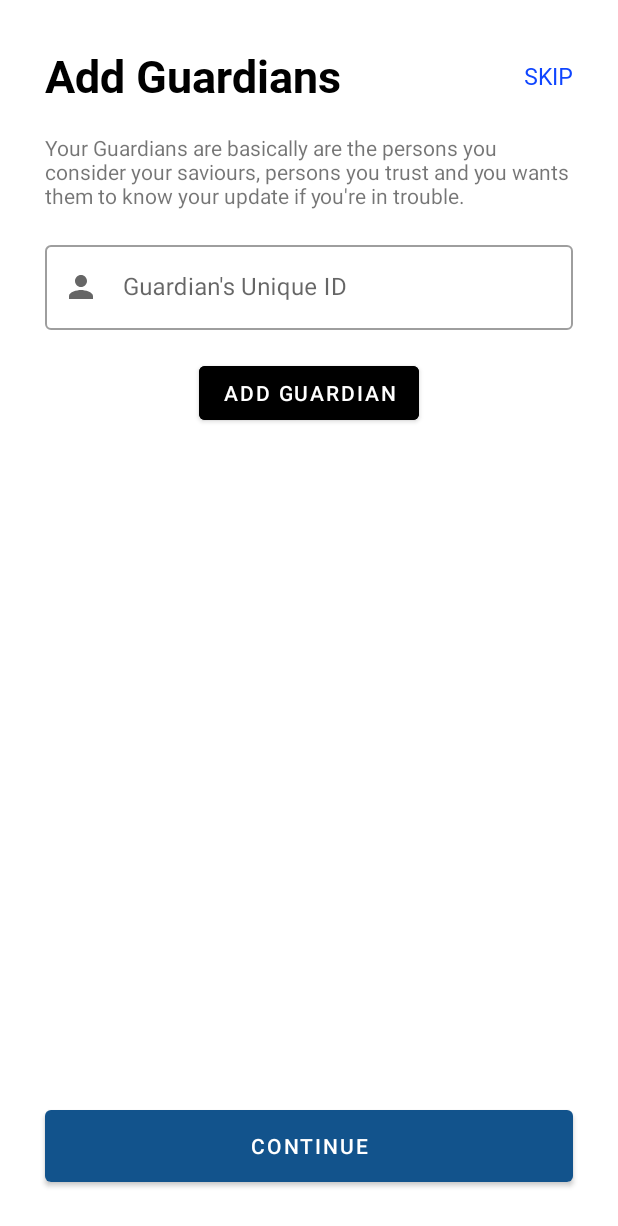
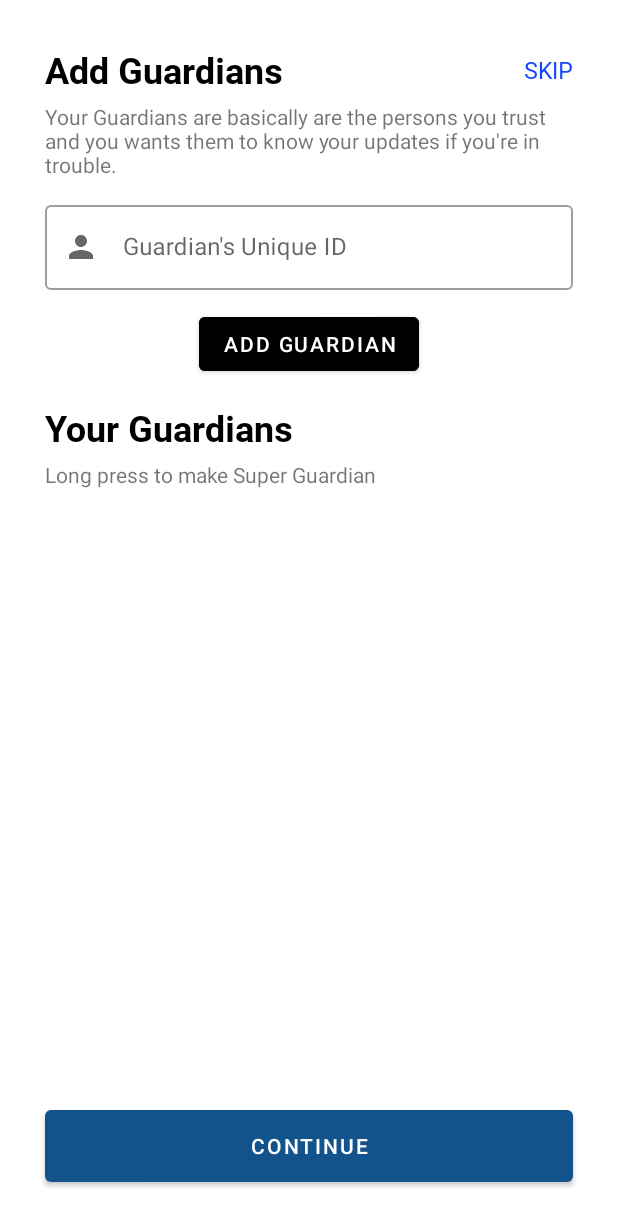
Before and after one commit to AvneetSingh2001/HerHero, an Android app built with Jetpack Compose: the DetailsGuardianFragment screen opened through its navigation route, on a phone screen of 412 x 824 dp. Shown: the top 1226 px of the screen. Run offline under Robolectric (Android 15) with nearby library versions, the phone set to English and light mode, and no system bars; our stand-ins replace Dagger/Hilt's generated code, Firebase (no records; nobody signed in at launch, a user with empty details on screens opened directly), navigation-ui.

Commit message:
Guardians

```diff
--- /dev/null
+++ b/app/src/main/java/com/avicodes/herhero/presentation/di/AdapterModule.kt
@@ -0,0 +1,21 @@
+package com.avicodes.herhero.presentation.di
+
+import android.app.Application
+import com.avicodes.herhero.presentation.ui.adapters.GuardiansAdapter
+import dagger.Module
+import dagger.Provides
+import dagger.hilt.InstallIn
+import dagger.hilt.components.SingletonComponent
+import javax.inject.Singleton
+
+
+@Module
+@InstallIn(SingletonComponent::class)
+class AdapterModule {
+
+    @Provides
+    @Singleton
+    fun provideGuardianAdapter(application: Application) : GuardiansAdapter {
+        return GuardiansAdapter(application)
+    }
+}
--- /dev/null
+++ b/app/src/main/java/com/avicodes/herhero/presentation/ui/adapters/GuardiansAdapter.kt
@@ -0,0 +1,73 @@
+package com.avicodes.herhero.presentation.ui.adapters
+
+import android.app.Application
+import android.view.LayoutInflater
+import android.view.OnReceiveContentListener
+import android.view.View
+import android.view.ViewGroup
+import androidx.compose.ui.graphics.Color
+import androidx.recyclerview.widget.AsyncListDiffer
+import androidx.recyclerview.widget.DiffUtil
+import androidx.recyclerview.widget.RecyclerView
+import com.avicodes.herhero.R
+import com.avicodes.herhero.data.models.Guardians
+import com.avicodes.herhero.databinding.ItemGuardianBinding
+import dagger.hilt.android.AndroidEntryPoint
+
+class GuardiansAdapter(
+    private val application: Application,
+): RecyclerView.Adapter<GuardiansAdapter.GuardianViewHolder>() {
+
+    private var callback = object : DiffUtil.ItemCallback<Guardians> (){
+        override fun areItemsTheSame(oldItem: Guardians, newitem: Guardians): Boolean {
+            return oldItem.id == newitem.id
+        }
+
+        override fun areContentsTheSame(oldItem: Guardians, newItem: Guardians): Boolean {
+            return oldItem == newItem
+        }
+
+    }
+
+    val differ = AsyncListDiffer(this, callback)
+
+    override fun onCreateViewHolder(parent: ViewGroup, viewType: Int): GuardianViewHolder {
+        val binding = ItemGuardianBinding.inflate(LayoutInflater.from(parent.context), parent, false)
+        return GuardianViewHolder(binding)
+    }
+
+    override fun getItemCount(): Int {
+        return differ.currentList.size
+    }
+
+    override fun onBindViewHolder(holder: GuardianViewHolder, position: Int) {
+        val guardians = differ.currentList[position]
+        holder.bind(guardians)
+    }
+
+    inner class GuardianViewHolder(private val binding: ItemGuardianBinding) : RecyclerView.ViewHolder(binding.root) {
+        fun bind(guardians: Guardians) {
+            binding.apply {
+                tvName.text = guardians.name
+                tvGid.text = guardians.phone
+                if(guardians.isSuperGuard) {
+                    superGuardView.visibility = View.VISIBLE
+                    guardianView.setCardBackgroundColor(application.getColor(R.color.main1))
+                }
+
+                deleteBtn.setOnClickListener {
+                    onItemClickListener?.let {
+                        it(guardians)
+                    }
+                }
+
+            }
+        }
+    }
+
+    private var onItemClickListener: ((Guardians) -> Unit)?= null
+    fun setOnItemClickListener(listener: (Guardians) -> Unit) {
+        onItemClickListener = listener
+    }
+
+}
--- a/app/src/main/java/com/avicodes/herhero/presentation/ui/authScreen/DetailsFragment.kt
+++ b/app/src/main/java/com/avicodes/herhero/presentation/ui/authScreen/DetailsFragment.kt
@@ -14,10 +14,11 @@ import com.avicodes.herhero.data.models.Users
 import com.avicodes.herhero.data.utils.Response
 import com.avicodes.herhero.data.utils.ValidateResponse
 import com.avicodes.herhero.databinding.FragmentDetailsBinding
+import dagger.hilt.android.AndroidEntryPoint
 import kotlinx.coroutines.flow.collectLatest
 import kotlinx.coroutines.launch
 
-
+@AndroidEntryPoint
 class DetailsFragment : Fragment() {
 
     private var _binding: FragmentDetailsBinding? = null
--- a/app/src/main/java/com/avicodes/herhero/presentation/ui/authScreen/DetailsGuardianFragment.kt
+++ b/app/src/main/java/com/avicodes/herhero/presentation/ui/authScreen/DetailsGuardianFragment.kt
@@ -1,19 +1,29 @@
 package com.avicodes.herhero.presentation.ui.authScreen
 
 import android.os.Bundle
+import android.util.Log
 import androidx.fragment.app.Fragment
 import android.view.LayoutInflater
 import android.view.View
 import android.view.ViewGroup
 import androidx.lifecycle.Observer
 import androidx.lifecycle.lifecycleScope
+import androidx.navigation.findNavController
 import androidx.recyclerview.widget.LinearLayoutManager
+import androidx.recyclerview.widget.RecyclerView.LayoutManager
 import com.avicodes.herhero.data.models.Guardians
 import com.avicodes.herhero.data.utils.Response
 import com.avicodes.herhero.databinding.FragmentDetailsGuardianBinding
+import com.avicodes.herhero.presentation.ui.adapters.GuardiansAdapter
+import com.google.firebase.auth.FirebaseAuth
+import dagger.hilt.android.AndroidEntryPoint
+import dagger.hilt.android.HiltAndroidApp
+import kotlinx.coroutines.Dispatchers
 import kotlinx.coroutines.launch
+import javax.inject.Inject
 
 
+@AndroidEntryPoint
 class DetailsGuardianFragment : Fragment() {
 
     private var _binding : FragmentDetailsGuardianBinding? = null
@@ -22,6 +32,12 @@ class DetailsGuardianFragment : Fragment() {
     private lateinit var viewModel: DetailsViewModel
 
     private var guardianList: List<Guardians>? = null
+
+    @Inject
+    lateinit var guardiansAdapter: GuardiansAdapter
+
+    @Inject
+    lateinit var auth: FirebaseAuth
 
     override fun onCreate(savedInstanceState: Bundle?) {
         super.onCreate(savedInstanceState)
@@ -41,17 +57,17 @@ class DetailsGuardianFragment : Fragment() {
         super.onViewCreated(view, savedInstanceState)
 
         viewModel = (activity as DetialsActivity).viewModel
-        initRecyelerView()
 
-        viewModel.getSavedGuardians().observe(viewLifecycleOwner) {
+        viewModel.getSavedGuardians().observe(requireActivity(), Observer {
             guardianList = it
-        }
+            guardiansAdapter.differ.submitList(guardianList)
+
+        })
+
+        initRecyclerView()
+        initList()
 
         binding.apply {
-
-            tvGid.setOnClickListener {
-                tvGid.isErrorEnabled = false
-            }
 
             buttonAddGuardian.setOnClickListener {
                 val gid = tvGid.editText?.text.toString()
@@ -61,17 +77,26 @@ class DetailsGuardianFragment : Fragment() {
                     viewModel.checkUser(gid)
                     viewModel.checkUserData.observe(requireActivity(), Observer {
                             when (it) {
-                                Response.Success("Not Exists") -> {
-                                    tvGid.error = "User Doesn't Exist"
+                                is Response.Success -> {
+                                    if(it.message == "Exists") {
+                                        lifecycleScope.launch(Dispatchers.IO) {
+                                            Log.e("MYTAG","Exists")
+                                            viewModel.updateLocalListGuardian(gid)
+                                            if(guardianList != null)
+                                                viewModel.updateUserGuardian(guardianList!!)
+                                        }
+
+                                    } else {
+                                            Log.e("MYTAG","Not Exists")
+                                            tvGid.error = "User Doesn't Exist"
+                                    }
+
                                 }
 
-                                Response.Success("Exists") -> {
-                                    lifecycleScope.launch {
-                                        viewModel.updateLocalListGuardian(gid)
-                                    }
+                                else -> {
+                                    Log.e("MYTAG","else")
+                                    tvGid.isErrorEnabled = false
                                 }
-
-                                else -> {}
                             }
                         })
                 }
@@ -80,16 +105,30 @@ class DetailsGuardianFragment : Fragment() {
             btnContinue.setOnClickListener {
                 if(guardianList != null)
                     viewModel.updateUserGuardian(guardianList!!)
+
+                val action = DetailsGuardianFragmentDirections.actionDetailsGuardianFragmentToHomeActivity()
+                requireView().findNavController().navigate(action)
+
             }
 
+        }
 
 
+        guardiansAdapter.setOnItemClickListener {
+            viewModel.deleteGuardian(it)
+        }
 
-
+    }
+    private fun initRecyclerView() {
+        binding.rvGuardians.apply {
+            adapter = guardiansAdapter
+            layoutManager = LinearLayoutManager(activity)
         }
     }
-    private fun initRecyelerView() {
 
+    private fun initList() {
+        if(guardianList != null)
+            viewModel.updateUserGuardian(guardianList!!)
     }
 
 
--- a/app/src/main/res/layout/fragment_details_guardian.xml
+++ b/app/src/main/res/layout/fragment_details_guardian.xml
@@ -19,7 +19,7 @@
             android:fontFamily="@font/roboto_bold"
             android:text="Add Guardians"
             android:textColor="@color/black"
-            android:textSize="30sp"
+            android:textSize="24sp"
             app:layout_constraintLeft_toLeftOf="parent"
             app:layout_constraintTop_toTopOf="parent" />
 
@@ -47,9 +47,9 @@
             android:layout_width="match_parent"
             android:layout_height="wrap_content"
             android:layout_marginLeft="30dp"
-            android:layout_marginTop="18dp"
+            android:layout_marginTop="5dp"
             android:layout_marginRight="30dp"
-            android:text="Your Guardians are basically are the persons you consider your saviours, persons you trust and you wants them to know your update if you're in trouble."
+            android:text="Your Guardians are basically are the persons you trust and you wants them to know your updates if you're in trouble."
             app:layout_constraintLeft_toLeftOf="parent"
             app:layout_constraintRight_toRightOf="parent"
             app:layout_constraintTop_toBottomOf="@id/tv"
@@ -62,7 +62,7 @@
             android:layout_width="match_parent"
             android:layout_height="wrap_content"
             android:layout_marginLeft="30dp"
-            android:layout_marginTop="18dp"
+            android:layout_marginTop="12dp"
             android:layout_marginRight="30dp"
             android:hint="Guardian's Unique ID"
             app:layout_constraintLeft_toLeftOf="parent"
@@ -81,7 +81,7 @@
             android:layout_width="wrap_content"
             android:layout_height="wrap_content"
             android:layout_marginLeft="30dp"
-            android:layout_marginTop="18dp"
+            android:layout_marginTop="12dp"
             android:layout_marginRight="30dp"
             android:backgroundTint="@color/black"
             android:text="ADD Guardian"
@@ -89,15 +89,46 @@
             app:layout_constraintRight_toRightOf="parent"
             app:layout_constraintTop_toBottomOf="@id/tvGid" />
 
+        <TextView
+            android:id="@+id/tv3"
+            android:layout_width="wrap_content"
+            android:layout_height="wrap_content"
+            android:layout_marginTop="15dp"
+            android:layout_marginLeft="30dp"
+            android:layout_marginRight="30dp"
+            android:fontFamily="@font/roboto_bold"
+            android:text="Your Guardians"
+            android:textColor="@color/black"
+            android:textSize="24sp"
+            app:layout_constraintTop_toBottomOf="@id/buttonAddGuardian"
+            app:layout_constraintLeft_toLeftOf="parent"
+            />
+
+        <TextView
+            android:id="@+id/tv4"
+            android:layout_width="match_parent"
+            android:layout_height="wrap_content"
+            android:layout_marginLeft="30dp"
+            android:layout_marginTop="5dp"
+            android:layout_marginRight="30dp"
+            android:text="Long press to make Super Guardian"
+            app:layout_constraintLeft_toLeftOf="parent"
+            app:layout_constraintRight_toRightOf="parent"
+            app:layout_constraintTop_toBottomOf="@id/tv3"
+
+            />
+
         <androidx.recyclerview.widget.RecyclerView
             android:layout_width="match_parent"
             android:layout_height="0dp"
-            android:layout_margin="30dp"
+            android:layout_marginLeft="30dp"
+            android:layout_marginRight="30dp"
+            android:layout_marginTop="5dp"
             android:paddingBottom="40dp"
             android:id="@+id/rvGuardians"
             tools:listitem="@layout/item_guardian"
             app:layout_constraintBottom_toBottomOf="parent"
-            app:layout_constraintTop_toBottomOf="@id/buttonAddGuardian"
+            app:layout_constraintTop_toBottomOf="@id/tv4"
             app:layout_constraintLeft_toLeftOf="parent"
             app:layout_constraintRight_toRightOf="parent"
             />
--- a/app/src/main/res/layout/item_guardian.xml
+++ b/app/src/main/res/layout/item_guardian.xml
@@ -6,7 +6,7 @@
     android:layout_height="wrap_content"
         app:layout_constraintTop_toBottomOf="@id/guardianTv"
         app:cardCornerRadius="10dp"
-        android:id="@+id/superGuard"
+        android:id="@+id/guardianView"
         android:layout_marginTop="10dp"
         app:layout_constraintLeft_toLeftOf="parent"
         app:layout_constraintRight_toRightOf="parent"
@@ -64,6 +64,7 @@
                 android:layout_height="wrap_content"
                 android:visibility="gone"
                 android:clickable="false"
+                android:id="@+id/superGuardView"
                 app:layout_constraintTop_toTopOf="@id/tvName"
                 app:layout_constraintLeft_toRightOf="@id/tvName"
                 android:src="@drawable/baseline_star_24"
--- a/app/src/main/res/navigation/details_nav_graph.xml
+++ b/app/src/main/res/navigation/details_nav_graph.xml
@@ -18,5 +18,14 @@
         android:id="@+id/detailsGuardianFragment"
         android:name="com.avicodes.herhero.presentation.ui.authScreen.DetailsGuardianFragment"
         android:label="fragment_details_guardian"
-        tools:layout="@layout/fragment_details_guardian" />
+        tools:layout="@layout/fragment_details_guardian" >
+        <action
+            android:id="@+id/action_detailsGuardianFragment_to_homeActivity"
+            app:destination="@id/homeActivity" />
+    </fragment>
+    <activity
+        android:id="@+id/homeActivity"
+        android:name="com.avicodes.herhero.presentation.ui.HomeActivity"
+        android:label="activity_home"
+        tools:layout="@layout/activity_home" />
 </navigation>
```
Also changed, not shown: app/src/main/java/com/avicodes/herhero/presentation/ui/authScreen/DetailsViewModel.kt (+13 -11 lines).
